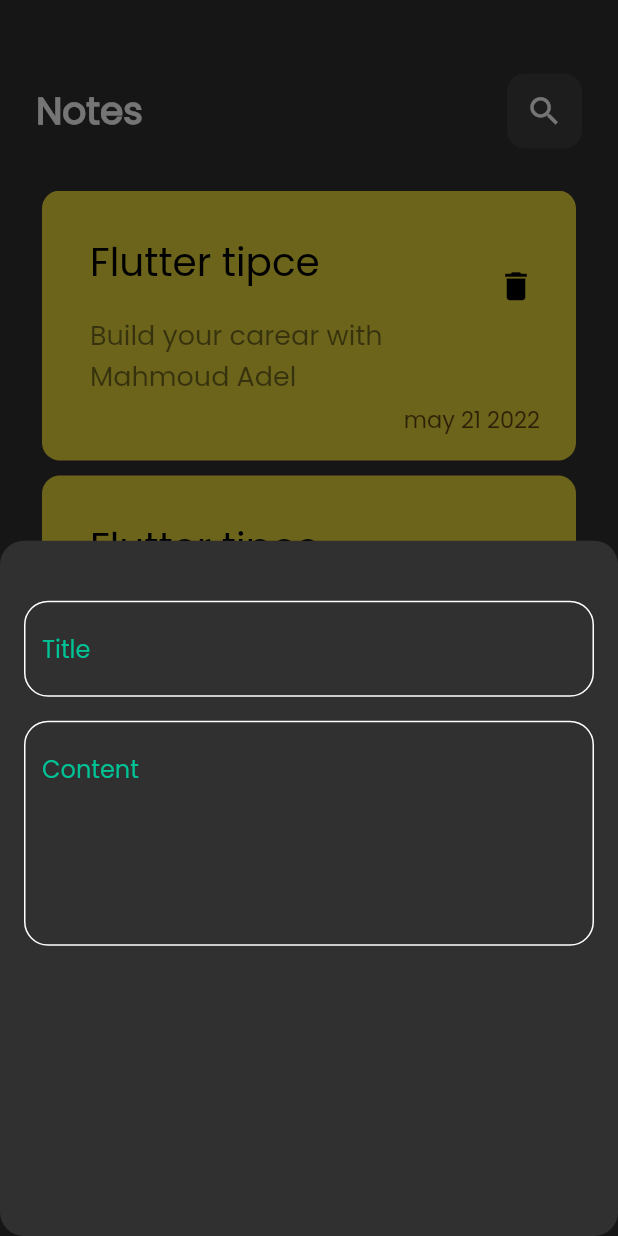
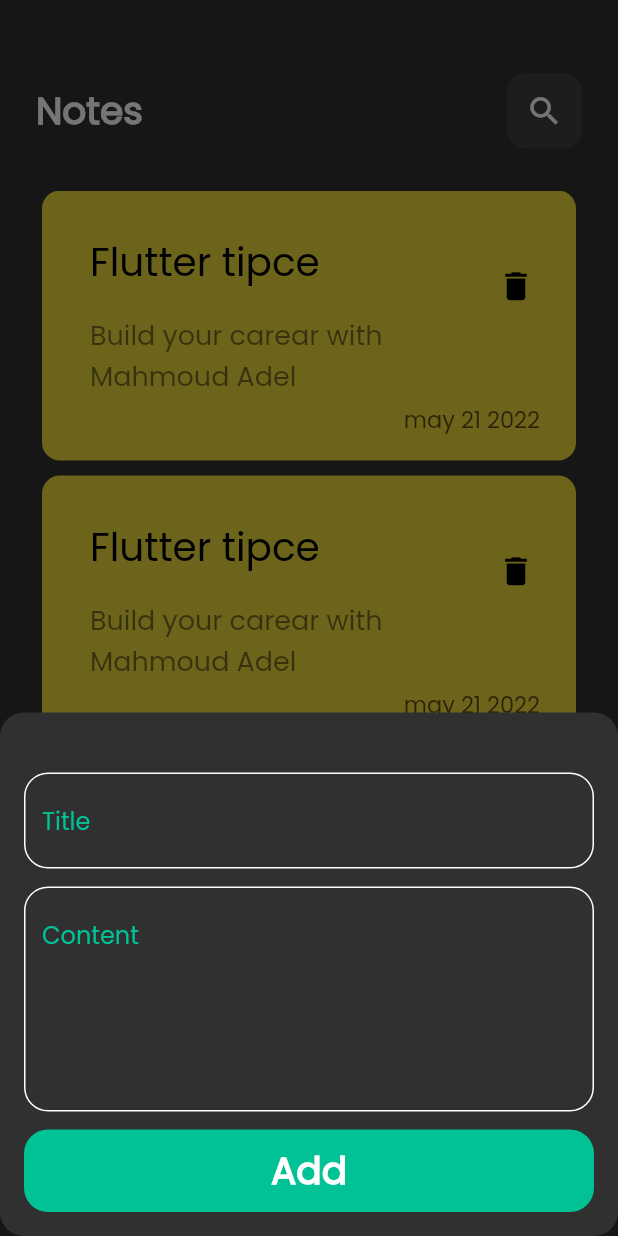
Before and after one commit to Mahmoud-Adel-Ali/notes, a Flutter app: the screen it shows after launch, after a tap on the "add" icon, on a phone screen of 412 x 824 dp. Run offline on Flutter 3.47's test engine with Material 2 defaults, Android fonts, the phone set to English and light mode, and no system bars.

Commit message:
finish note buttom sheet

```diff
--- a/lib/views/notesView.dart
+++ b/lib/views/notesView.dart
@@ -1,3 +1,4 @@
+
 import 'package:flutter/material.dart';
 import 'package:notes/constant.dart';
 import 'package:notes/views/widget/add_note_buttom_sheet.dart';
--- a/lib/views/widget/add_note_buttom_sheet.dart
+++ b/lib/views/widget/add_note_buttom_sheet.dart
@@ -1,6 +1,5 @@
-
-
 import 'package:flutter/material.dart';
+import 'package:notes/views/widget/custom_buttom.dart';
 import 'package:notes/views/widget/custom_text_field.dart';
 
 class AddNoteButtomSheet extends StatelessWidget {
@@ -10,15 +9,21 @@ class AddNoteButtomSheet extends StatelessWidget {
   Widget build(BuildContext context) {
     return const Padding(
       padding: EdgeInsets.all(16),
-      child: Column(
-        children: [
-          SizedBox(height:24),
-          CustomTextField(hint: 'Title', maxLine: 1,),
-          SizedBox(height:16),
-          CustomTextField(hint: "Content", maxLine: 5),
-        ],
+      child: SingleChildScrollView(
+        child: Column(
+          children: [
+            SizedBox(height: 24),
+            CustomTextField(
+              hint: 'Title',
+              maxLine: 1,
+            ),
+            SizedBox(height: 12),
+            CustomTextField(hint: "Content", maxLine: 5),
+            SizedBox(height: 12),
+            CustomButtom(),
+          ],
+        ),
       ),
-
     );
   }
 }
--- /dev/null
+++ b/lib/views/widget/custom_buttom.dart
@@ -0,0 +1,27 @@
+import 'package:flutter/material.dart';
+import 'package:notes/constant.dart';
+
+
+class CustomButtom extends StatelessWidget {
+  const CustomButtom({super.key});
+
+  @override
+  Widget build(BuildContext context) {
+    return Container(
+      width: MediaQuery.of(context).size.width,
+      height: 55,
+      decoration: BoxDecoration(
+        color: kprimaryColor,
+        borderRadius: BorderRadius.circular(16),
+      ),
+      child: const Center(
+          child: Text(
+        "Add",
+        style: TextStyle(
+          fontSize: 25,
+          fontWeight: FontWeight.bold,
+        ),
+      )),
+    );
+  }
+}
--- a/lib/views/widget/custom_notes_item_card.dart
+++ b/lib/views/widget/custom_notes_item_card.dart
@@ -6,8 +6,8 @@ class NoteItemCard extends StatelessWidget {
   @override
   Widget build(BuildContext context) {
     return Container(
-      margin: EdgeInsets.only(bottom: 10),
-      padding:  EdgeInsets.fromLTRB(16, 24, 0, 16),
+      margin: const EdgeInsets.only(bottom: 10),
+      padding:  const EdgeInsets.fromLTRB(16, 24, 0, 16),
       decoration: BoxDecoration(
         color: Colors.yellow.withOpacity(0.9),
         borderRadius: BorderRadius.circular(12),
--- a/lib/views/widget/custom_text_field.dart
+++ b/lib/views/widget/custom_text_field.dart
@@ -15,7 +15,7 @@ class CustomTextField extends StatelessWidget {
         enabledBorder: buildBorder(),
         focusedBorder: buildBorder(kprimaryColor),
         hintText: hint,
-        hintStyle: TextStyle(color: kprimaryColor),
+        hintStyle: const TextStyle(color: kprimaryColor),
       ),
     );
   }
```
